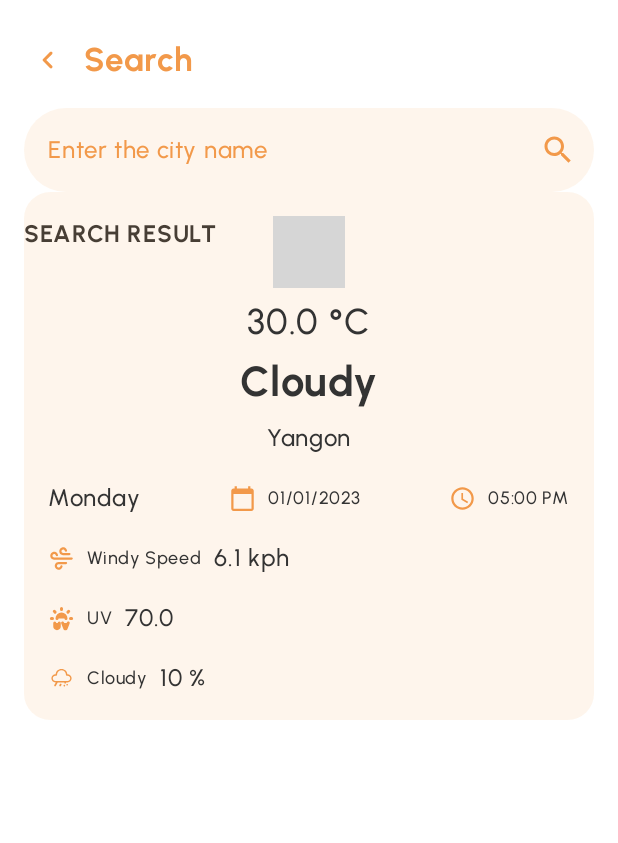
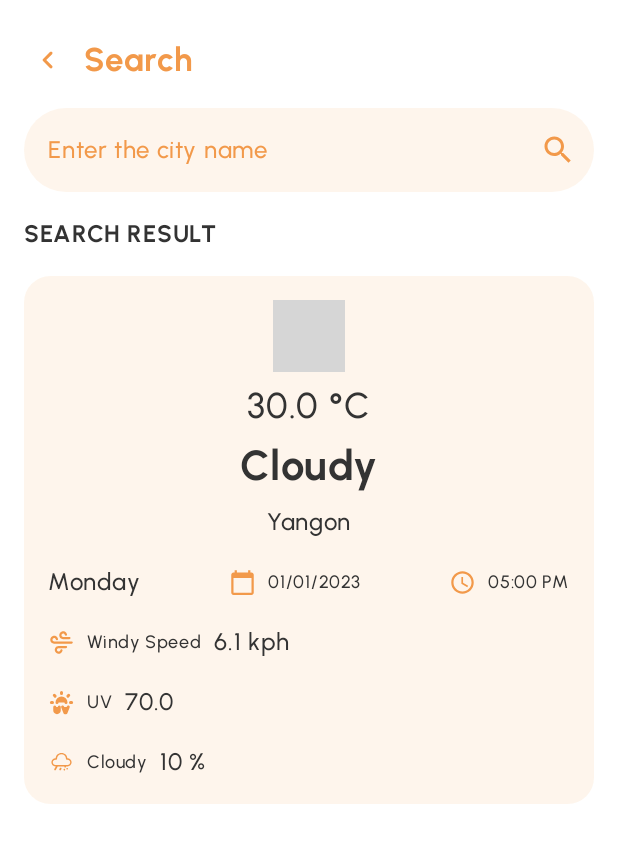
Before and after one commit to lin-htet-ko/efficient_weather_app, an Android app built with Jetpack Compose: the @Preview function SearchScreenPreview, on a phone screen of 412 x 824 dp. Shown: the top 843 px of the screen. Run offline under Robolectric (Android 15) with nearby library versions, the phone set to English and light mode, and no system bars; pictures from the network do not load; grey boxes are pictures that could not be loaded.

Commit message:
Minor Bug Fix

```diff
--- a/app/src/main/java/com/linhtetko/efficientweatherapp/ui/screens/search/SearchScreen.kt
+++ b/app/src/main/java/com/linhtetko/efficientweatherapp/ui/screens/search/SearchScreen.kt
@@ -199,7 +199,8 @@ private fun SearchBarPreview() {
 }
 
 @Composable
-fun ColumnScope.WeatherSearchByCityCard(modifier: Modifier = Modifier, weather: WeatherUiVO) {
+fun WeatherSearchByCityCard(modifier: Modifier = Modifier, weather: WeatherUiVO) {
+    Column {
         Text(
             modifier = Modifier.padding(vertical = dimensionResource(id = R.dimen.space_2x)),
             text = stringResource(R.string.lbl_search_result).uppercase(),
@@ -220,6 +221,7 @@ fun ColumnScope.WeatherSearchByCityCard(modifier: Modifier = Modifier, weather:
             cloud = stringResource(id = R.string.lbl_s_percentage, weather.cloud),
             city = weather.location
         )
+    }
 }
 
 @Composable
```
Lines whose indentation alone changed are shown as unchanged.
